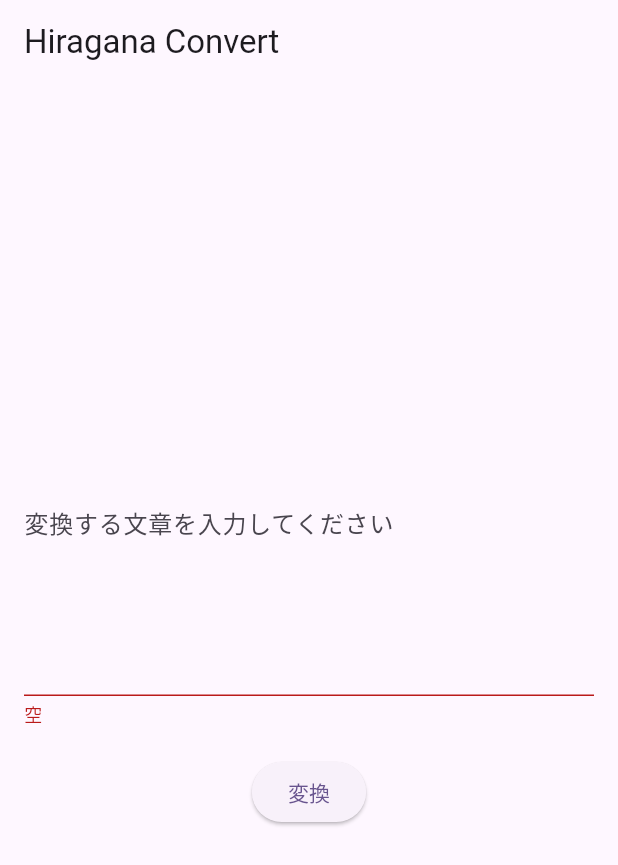
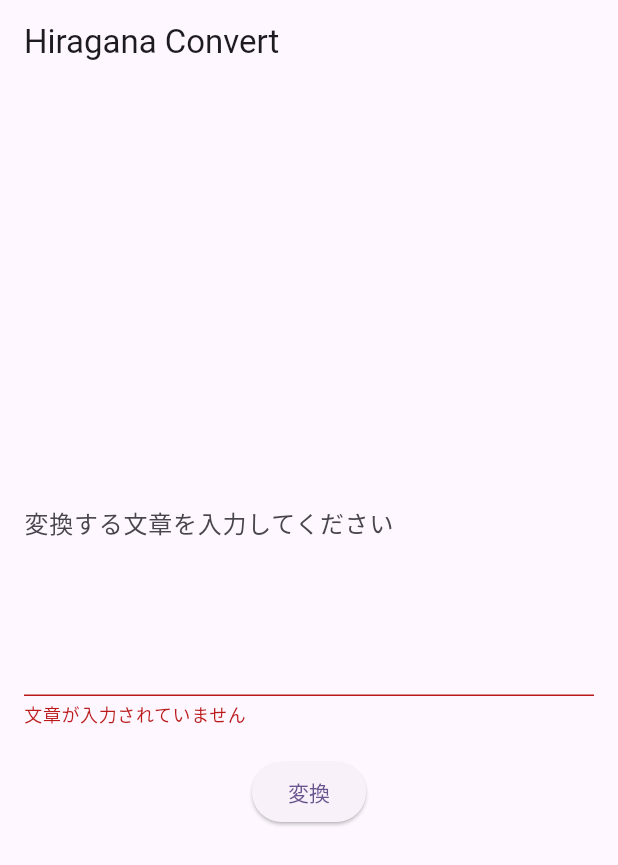
Before and after one commit to Hazka3/std_flutter_pdbook_handson, a Flutter app: the screen it shows after launch, after a tap on "変換", on a phone screen of 412 x 824 dp. Shown: the top 865 px of the screen. Run offline on Flutter 3.47's test engine with Material 3 defaults, Android fonts, the phone set to English and light mode, and no system bars; our stand-ins replace flutter_riverpod.

Commit message:
Support localization of error messages when the text is empty

```diff
--- a/lib/l10n/intl_en.arb
+++ b/lib/l10n/intl_en.arb
@@ -1,6 +1,7 @@
 {
   "appTitle": "Hiragana Convert",
   "convertBtn": "Convert",
-  "hintTextOfTextField": "Please enter the text to be converted",
+  "hintTextOfTextField": "Please enter the sentence to be converted",
+  "emptyErrorText": "Sentence is empty.",
   "resetBtn": "Reset"
 }
--- a/lib/l10n/intl_ja.arb
+++ b/lib/l10n/intl_ja.arb
@@ -2,5 +2,6 @@
   "appTitle": "Hiragana Convert",
   "convertBtn": "変換",
   "hintTextOfTextField": "変換する文章を入力してください",
+  "emptyErrorText": "文章が入力されていません",
   "resetBtn": "リセット"
 }
--- a/lib/screen/input_form_screen.dart
+++ b/lib/screen/input_form_screen.dart
@@ -33,6 +33,7 @@ class _InputFormScreenState extends ConsumerState<InputFormScreen> {
   @override
   Widget build(BuildContext context) {
     S.load(const Locale("ja"));
+
     return Form(
       key: _formKey,
       child: Center(
@@ -47,7 +48,7 @@ class _InputFormScreenState extends ConsumerState<InputFormScreen> {
                 controller: _textEditingController,
                 validator: (value) {
                   if (value == null || value.isEmpty) {
-                    return "空";
+                    return S.of(context).emptyErrorText;
                   }
                   return null;
                 },
```
Also changed, not shown: lib/generated/intl/messages_en.dart, lib/generated/intl/messages_ja.dart, lib/generated/l10n.dart.
